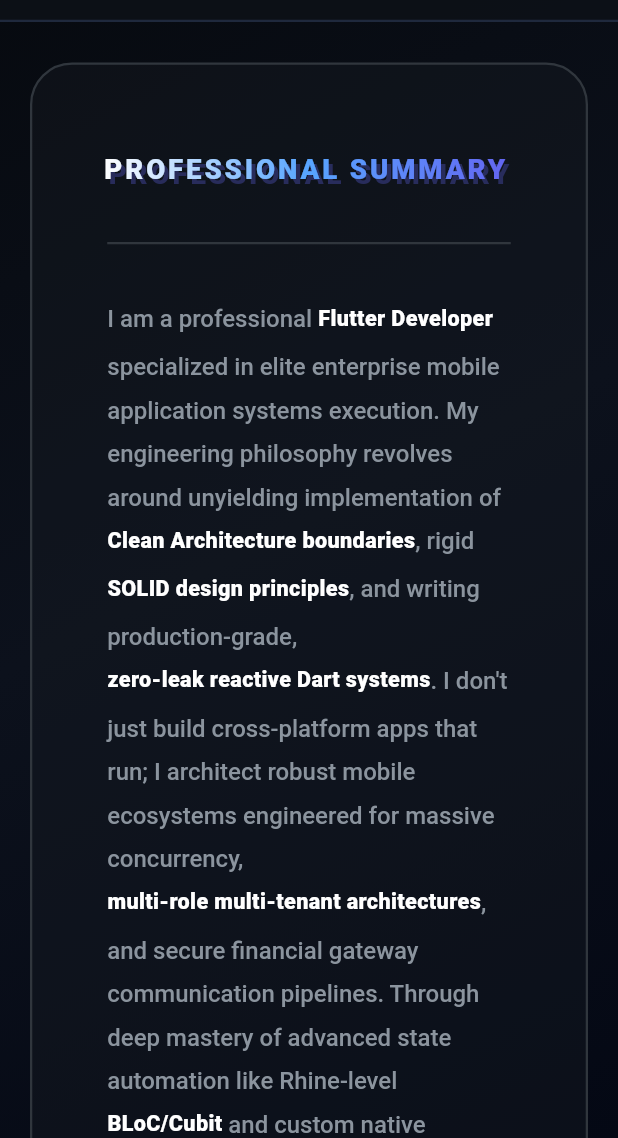
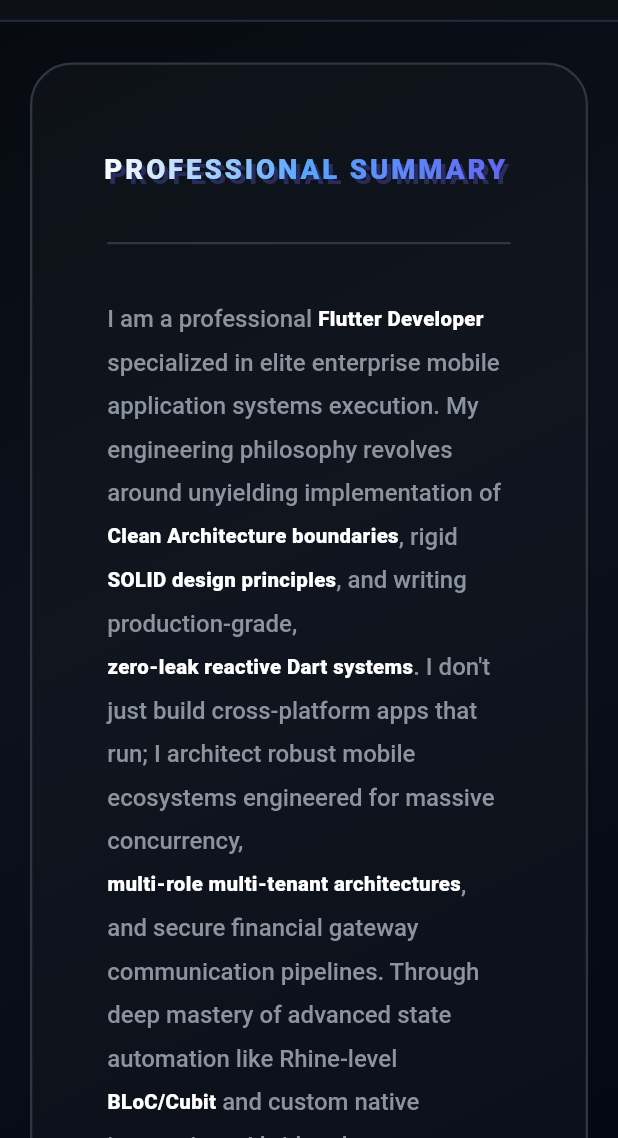
Before and after one commit to seiftarek10/my_portofilo, a Flutter app: the screen it shows after launch, scrolled down 576 dp, on a phone screen of 412 x 824 dp, the part 98-1236 px from its top. Run offline on Flutter 3.47's test engine with Material 3 defaults, Android fonts, the phone set to English and light mode, and no system bars; Roboto replaces fonts that are missing (Fira Code).

Commit message:
fix font height

```diff
--- a/lib/presentation/sections/summery_section.dart
+++ b/lib/presentation/sections/summery_section.dart
@@ -77,10 +77,10 @@ WidgetSpan _buildBoldWhiteWord(String word) {
     child: Text(
       word,
       style: const TextStyle(
-        fontSize: 18,
+        fontSize: 17,
         fontFamily: 'Fira Code',
         fontWeight: FontWeight.w900,
-        height: 2,
+        height: 1.8,
         color: Colors.white,
       ),
     ),
```
